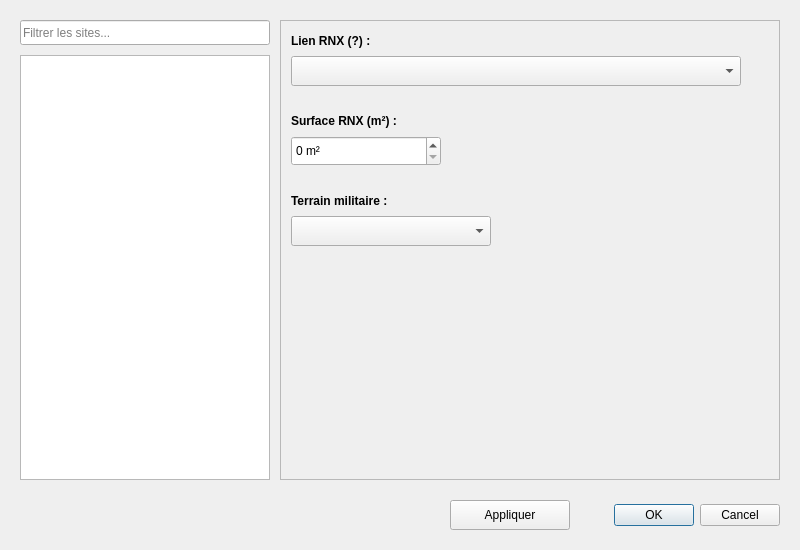
matthieu-cen-paysdelaloire/plugin_sites_cen, file plugin_sites_cen_dialog_base.ui: the form before one commit.
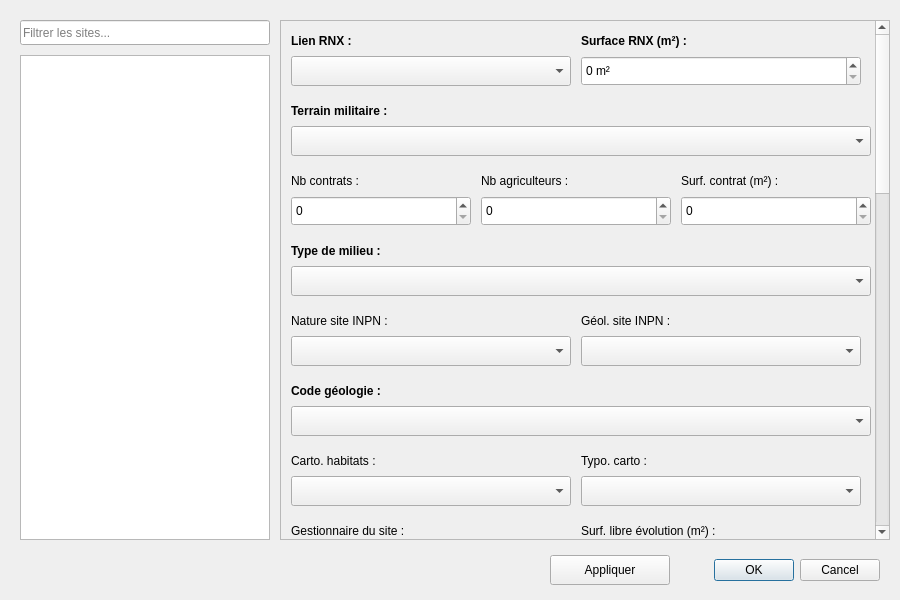
The form after the commit.

Commit message: # agrémentation des fichirers ui et py

What changed in the file:
```diff
--- a/plugin_sites_cen_dialog_base.ui
+++ b/plugin_sites_cen_dialog_base.ui
@@ -3,7 +3,24 @@
  <class>AttributeEditorSitesCENDialogBase</class>
  <widget class="QDialog" name="AttributeEditorSitesCENDialogBase">
   <property name="geometry">
-   <rect><x>0</x><y>0</y><width>800</width><height>550</height></rect>
+   <rect>
+    <x>0</x>
+    <y>0</y>
+    <width>900</width>
+    <height>600</height>
+   </rect>
+  </property>
+  <property name="minimumSize">
+   <size>
+    <width>900</width>
+    <height>600</height>
+   </size>
+  </property>
+  <property name="maximumSize">
+   <size>
+    <width>900</width>
+    <height>600</height>
+   </size>
   </property>
   <property name="windowTitle">
    <string>Gestionnaire des sites CEN</string>
@@ -19,85 +36,291 @@
   </widget>
 
   <widget class="QListWidget" name="listSites">
-   <property name="geometry">
-    <rect><x>20</x><y>55</y><width>250</width><height>425</height></rect>
-   </property>
+   <property name="geometry"><rect><x>20</x><y>55</y><width>250</width><height>485</height></rect></property>
   </widget>
 
 
   <widget class="QScrollArea" name="scrollArea">
    <property name="geometry">
-    <rect><x>280</x><y>20</y><width>500</width><height>460</height></rect>
+    <rect><x>280</x><y>20</y><width>610</width><height>520</height></rect>
+   </property>
+   <property name="verticalScrollBarPolicy">
+    <enum>Qt::ScrollBarAlwaysOn</enum>
    </property>
    <property name="widgetResizable">
     <bool>true</bool>
    </property>
    
    <widget class="QWidget" name="scrollAreaWidgetContents">
-    <property name="geometry">
-     <rect><x>0</x><y>0</y><width>480</width><height>400</height></rect>
+    <property name="minimumSize">
+     <size>
+      <width>590</width>
+      <height>1600</height>
+     </size>
     </property>
 
     <widget class="QLabel" name="label_rnx">
-     <property name="geometry">
-      <rect><x>10</x><y>10</y><width>150</width><height>20</height></rect>
-     </property>
-     <property name="text"><string>Lien RNX (?) :</string></property>
+     <property name="geometry"><rect><x>10</x><y>10</y><width>280</width><height>20</height></rect></property>
+     <property name="text"><string>Lien RNX :</string></property>
      <property name="styleSheet"><string>font-weight: bold;</string></property>
     </widget>
     
     <widget class="QComboBox" name="cbLienRNX">
-     <property name="geometry">
-      <rect><x>10</x><y>35</y><width>450</width><height>30</height></rect>
-     </property>
+     <property name="geometry"><rect><x>10</x><y>35</y><width>280</width><height>30</height></rect></property>
     </widget>
 
 
     <widget class="QLabel" name="label_num">
-     <property name="geometry">
-      <rect><x>10</x><y>90</y><width>200</width><height>20</height></rect>
-     </property>
+     <property name="geometry"><rect><x>300</x><y>10</y><width>280</width><height>20</height></rect></property>
      <property name="text"><string>Surface RNX (m²) :</string></property>
      <property name="styleSheet"><string>font-weight: bold;</string></property>
     </widget>
     
     <widget class="QSpinBox" name="spinRNX">
-     <property name="geometry">
-      <rect><x>10</x><y>115</y><width>150</width><height>30</height></rect>
-     </property>
+     <property name="geometry"><rect><x>300</x><y>35</y><width>280</width><height>30</height></rect></property>
      <property name="suffix"><string> m²</string></property>
      <property name="maximum"><number>99999999</number></property>
     </widget>
 
 
     <widget class="QLabel" name="label_militaire">
-     <property name="geometry">
-      <rect><x>10</x><y>170</y><width>250</width><height>20</height></rect>
-     </property>
+     <property name="geometry"><rect><x>10</x><y>80</y><width>580</width><height>20</height></rect></property>
      <property name="text"><string>Terrain militaire :</string></property>
      <property name="styleSheet"><string>font-weight: bold;</string></property>
     </widget>
     
     <widget class="QComboBox" name="cbMilitaire">
-     <property name="geometry">
-      <rect><x>10</x><y>195</y><width>200</width><height>30</height></rect>
-     </property>
+     <property name="geometry"><rect><x>10</x><y>105</y><width>580</width><height>30</height></rect></property>
     </widget>
 
-   </widget> </widget> <widget class="QPushButton" name="btnApply">
-   <property name="geometry">
-    <rect><x>450</x><y>500</y><width>120</width><height>30</height></rect>
-   </property>
+    <widget class="QLabel" name="label_contrats">
+     <property name="geometry"><rect><x>10</x><y>150</y><width>180</width><height>20</height></rect></property>
+     <property name="text"><string>Nb contrats :</string></property>
+    </widget>
+    <widget class="QSpinBox" name="spinContrats">
+     <property name="geometry"><rect><x>10</x><y>175</y><width>180</width><height>30</height></rect></property>
+    </widget>
+
+    <widget class="QLabel" name="label_agri">
+     <property name="geometry"><rect><x>200</x><y>150</y><width>190</width><height>20</height></rect></property>
+     <property name="text"><string>Nb agriculteurs :</string></property>
+    </widget>
+    <widget class="QSpinBox" name="spinAgri">
+     <property name="geometry"><rect><x>200</x><y>175</y><width>190</width><height>30</height></rect></property>
+    </widget>
+
+    <widget class="QLabel" name="label_surf_contrat">
+     <property name="geometry"><rect><x>400</x><y>150</y><width>190</width><height>20</height></rect></property>
+     <property name="text"><string>Surf. contrat (m²) :</string></property>
+    </widget>
+    <widget class="QSpinBox" name="spinSurfContrat">
+     <property name="geometry"><rect><x>400</x><y>175</y><width>190</width><height>30</height></rect></property>
+    </widget>
+
+    <widget class="QLabel" name="label_type_milieu">
+     <property name="geometry"><rect><x>10</x><y>220</y><width>580</width><height>20</height></rect></property>
+     <property name="text"><string>Type de milieu :</string></property>
+     <property name="styleSheet"><string>font-weight: bold;</string></property>
+    </widget>
+    <widget class="QComboBox" name="cbType_milieu">
+     <property name="geometry"><rect><x>10</x><y>245</y><width>580</width><height>30</height></rect></property>
+    </widget>
+
+    <widget class="QLabel" name="label_nature">
+     <property name="geometry"><rect><x>10</x><y>290</y><width>280</width><height>20</height></rect></property>
+     <property name="text"><string>Nature site INPN :</string></property>
+    </widget>
+    <widget class="QComboBox" name="cbNatureInpn">
+     <property name="geometry"><rect><x>10</x><y>315</y><width>280</width><height>30</height></rect></property>
+    </widget>
+
+    <widget class="QLabel" name="label_geol">
+     <property name="geometry"><rect><x>300</x><y>290</y><width>280</width><height>20</height></rect></property>
+     <property name="text"><string>Géol. site INPN :</string></property>
+    </widget>
+    <widget class="QComboBox" name="cbGeolInpn">
+     <property name="geometry"><rect><x>300</x><y>315</y><width>280</width><height>30</height></rect></property>
+    </widget>
+
+    <widget class="QLabel" name="label_code_geol">
+     <property name="geometry"><rect><x>10</x><y>360</y><width>580</width><height>20</height></rect></property>
+     <property name="text"><string>Code géologie :</string></property>
+     <property name="styleSheet"><string>font-weight: bold;</string></property>
+    </widget>
+    <widget class="QComboBox" name="cbCodeGeol">
+     <property name="geometry"><rect><x>10</x><y>385</y><width>580</width><height>30</height></rect></property>
+    </widget>
+
+    <widget class="QLabel" name="label_carto_hab">
+     <property name="geometry"><rect><x>10</x><y>430</y><width>280</width><height>20</height></rect></property>
+     <property name="text"><string>Carto. habitats :</string></property>
+    </widget>
+    <widget class="QComboBox" name="cbCartoHab">
+     <property name="geometry"><rect><x>10</x><y>455</y><width>280</width><height>30</height></rect></property>
+    </widget>
+
+    <widget class="QLabel" name="label_typo_hab">
+     <property name="geometry"><rect><x>300</x><y>430</y><width>280</width><height>20</height></rect></property>
+     <property name="text"><string>Typo. carto :</string></property>
+    </widget>
+    <widget class="QComboBox" name="cbTypoHab">
+     <property name="geometry"><rect><x>300</x><y>455</y><width>280</width><height>30</height></rect></property>
+    </widget>
+
+    <widget class="QLabel" name="label_gestionnaire">
+     <property name="geometry"><rect><x>10</x><y>500</y><width>280</width><height>20</height></rect></property>
+     <property name="text"><string>Gestionnaire du site :</string></property>
+    </widget>
+    <widget class="QLineEdit" name="txtGestionnaire">
+     <property name="geometry"><rect><x>10</x><y>525</y><width>280</width><height>30</height></rect></property>
+    </widget>
+
+    <widget class="QLabel" name="label_surf_libre">
+     <property name="geometry"><rect><x>300</x><y>500</y><width>280</width><height>20</height></rect></property>
+     <property name="text"><string>Surf. libre évolution (m²) :</string></property>
+    </widget>
+    <widget class="QSpinBox" name="spinLibreEvo">
+     <property name="geometry"><rect><x>300</x><y>525</y><width>280</width><height>30</height></rect></property>
+    </widget>
+
+    <widget class="QLabel" name="label_doc_pres">
+     <property name="geometry"><rect><x>10</x><y>570</y><width>280</width><height>20</height></rect></property>
+     <property name="text"><string>Présence Doc Gestion :</string></property>
+     <property name="styleSheet"><string>font-weight: bold;</string></property>
+    </widget>
+    <widget class="QComboBox" name="cbDocPres">
+     <property name="geometry"><rect><x>10</x><y>595</y><width>280</width><height>30</height></rect></property>
+    </widget>
+
+    <widget class="QLabel" name="label_doc_nom">
+     <property name="geometry"><rect><x>300</x><y>570</y><width>280</width><height>20</height></rect></property>
+     <property name="text"><string>Nom du document :</string></property>
+    </widget>
+    <widget class="QLineEdit" name="txtDocNom">
+     <property name="geometry"><rect><x>300</x><y>595</y><width>280</width><height>30</height></rect></property>
+    </widget>
+
+    <widget class="QLabel" name="label_doc_eval">
+     <property name="geometry"><rect><x>10</x><y>640</y><width>580</width><height>20</height></rect></property>
+     <property name="text"><string>Évaluation Doc :</string></property>
+    </widget>
+    <widget class="QComboBox" name="cbDocEval">
+     <property name="geometry"><rect><x>10</x><y>665</y><width>580</width><height>30</height></rect></property>
+    </widget>
+
+    <widget class="QLabel" name="label_date_ini">
+     <property name="geometry"><rect><x>10</x><y>710</y><width>180</width><height>20</height></rect></property>
+     <property name="text"><string>Date Début :</string></property>
+    </widget>
+    <widget class="QDateEdit" name="dateIni">
+     <property name="geometry"><rect><x>10</x><y>735</y><width>180</width><height>30</height></rect></property>
+     <property name="calendarPopup"><bool>true</bool></property>
+    </widget>
+
+    <widget class="QLabel" name="label_date_maj">
+     <property name="geometry"><rect><x>200</x><y>710</y><width>190</width><height>20</height></rect></property>
+     <property name="text"><string>Date MAJ :</string></property>
+    </widget>
+    <widget class="QDateEdit" name="dateMaj">
+     <property name="geometry"><rect><x>200</x><y>735</y><width>190</width><height>30</height></rect></property>
+     <property name="calendarPopup"><bool>true</bool></property>
+    </widget>
+
+    <widget class="QLabel" name="label_date_fin">
+     <property name="geometry"><rect><x>400</x><y>710</y><width>190</width><height>20</height></rect></property>
+     <property name="text"><string>Date Fin :</string></property>
+    </widget>
+    <widget class="QDateEdit" name="dateFin">
+     <property name="geometry"><rect><x>400</x><y>735</y><width>190</width><height>30</height></rect></property>
+     <property name="calendarPopup"><bool>true</bool></property>
+    </widget>
+
+    <widget class="QLabel" name="label_surf_doc">
+     <property name="geometry"><rect><x>10</x><y>780</y><width>580</width><height>20</height></rect></property>
+     <property name="text"><string>Surf. Doc Gestion (m²) :</string></property>
+    </widget>
+    <widget class="QSpinBox" name="spinSurfDoc">
+     <property name="geometry"><rect><x>10</x><y>805</y><width>580</width><height>30</height></rect></property>
+    </widget>
+
+    <widget class="QLabel" name="label_url_inpn">
+     <property name="geometry"><rect><x>10</x><y>850</y><width>580</width><height>20</height></rect></property>
+     <property name="text"><string>URL Fiche INPN :</string></property>
+    </widget>
+    <widget class="QLineEdit" name="txtUrlInpn">
+     <property name="geometry"><rect><x>10</x><y>875</y><width>580</width><height>30</height></rect></property>
+    </widget>
+
+    <widget class="QLabel" name="label_url_cen">
+     <property name="geometry"><rect><x>10</x><y>920</y><width>580</width><height>20</height></rect></property>
+     <property name="text"><string>URL Fiche CEN :</string></property>
+    </widget>
+    <widget class="QLineEdit" name="txtUrlCen">
+     <property name="geometry"><rect><x>10</x><y>945</y><width>580</width><height>30</height></rect></property>
+    </widget>
+
+    <widget class="QLabel" name="label_ouverture">
+     <property name="geometry"><rect><x>10</x><y>990</y><width>580</width><height>20</height></rect></property>
+     <property name="text"><string>Ouverture au public :</string></property>
+     <property name="styleSheet"><string>font-weight: bold;</string></property>
+    </widget>
+    <widget class="QComboBox" name="cbOuverture">
+     <property name="geometry"><rect><x>10</x><y>1015</y><width>580</width><height>30</height></rect></property>
+    </widget>
+
+    <widget class="QLabel" name="label_desc">
+     <property name="geometry"><rect><x>10</x><y>1060</y><width>580</width><height>20</height></rect></property>
+     <property name="text"><string>Description du site :</string></property>
+    </widget>
+    <widget class="QTextEdit" name="txtDescription">
+     <property name="geometry"><rect><x>10</x><y>1085</y><width>580</width><height>120</height></rect></property>
+    </widget>
+
+    <widget class="QLabel" name="label_url_photo">
+     <property name="geometry"><rect><x>10</x><y>1220</y><width>580</width><height>20</height></rect></property>
+     <property name="text"><string>URL Photo :</string></property>
+    </widget>
+    <widget class="QLineEdit" name="txtUrlPhoto">
+     <property name="geometry"><rect><x>10</x><y>1245</y><width>580</width><height>30</height></rect></property>
+    </widget>
+
+    <widget class="QLabel" name="label_sensi">
+     <property name="geometry"><rect><x>10</x><y>1290</y><width>280</width><height>20</height></rect></property>
+     <property name="text"><string>Sensibilité :</string></property>
+     <property name="styleSheet"><string>font-weight: bold;</string></property>
+    </widget>
+    <widget class="QComboBox" name="cbSensibilite">
+     <property name="geometry"><rect><x>10</x><y>1315</y><width>280</width><height>30</height></rect></property>
+    </widget>
+
+    <widget class="QLabel" name="label_diffusion">
+     <property name="geometry"><rect><x>300</x><y>1290</y><width>280</width><height>20</height></rect></property>
+     <property name="text"><string>Non diffusion :</string></property>
+     <property name="styleSheet"><string>font-weight: bold;</string></property>
+    </widget>
+    <widget class="QComboBox" name="cbNonDiffusion">
+     <property name="geometry"><rect><x>300</x><y>1315</y><width>280</width><height>30</height></rect></property>
+    </widget>
+
+    <widget class="QLabel" name="label_remq_sensi">
+     <property name="geometry"><rect><x>10</x><y>1360</y><width>580</width><height>20</height></rect></property>
+     <property name="text"><string>Remarque sensibilité :</string></property>
+    </widget>
+    <widget class="QTextEdit" name="txtRemqSensibilite">
+     <property name="geometry"><rect><x>10</x><y>1385</y><width>580</width><height>100</height></rect></property>
+    </widget>
+
+   </widget>
+  </widget>
+
+  <widget class="QPushButton" name="btnApply">
+   <property name="geometry"><rect><x>550</x><y>555</y><width>120</width><height>30</height></rect></property>
    <property name="text"><string>Appliquer</string></property>
   </widget>
 
   <widget class="QDialogButtonBox" name="button_box">
-   <property name="geometry">
-    <rect><x>580</x><y>500</y><width>200</width><height>30</height></rect>
-   </property>
-   <property name="standardButtons">
-    <set>QDialogButtonBox::Cancel|QDialogButtonBox::Ok</set>
-   </property>
+   <property name="geometry"><rect><x>680</x><y>555</y><width>200</width><height>30</height></rect></property>
+   <property name="standardButtons"><set>QDialogButtonBox::Cancel|QDialogButtonBox::Ok</set></property>
   </widget>
 
  </widget>
```
Left out of the diff: 16 changed lines with no effect on the pictures. The commit also changes 2 other files.
